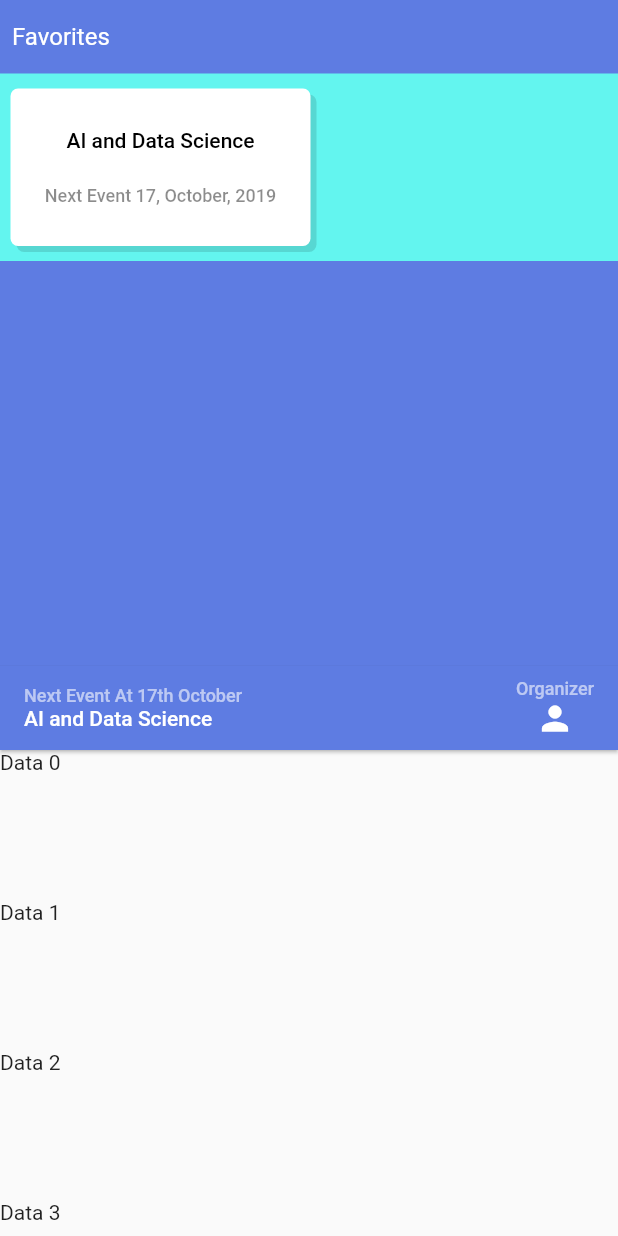
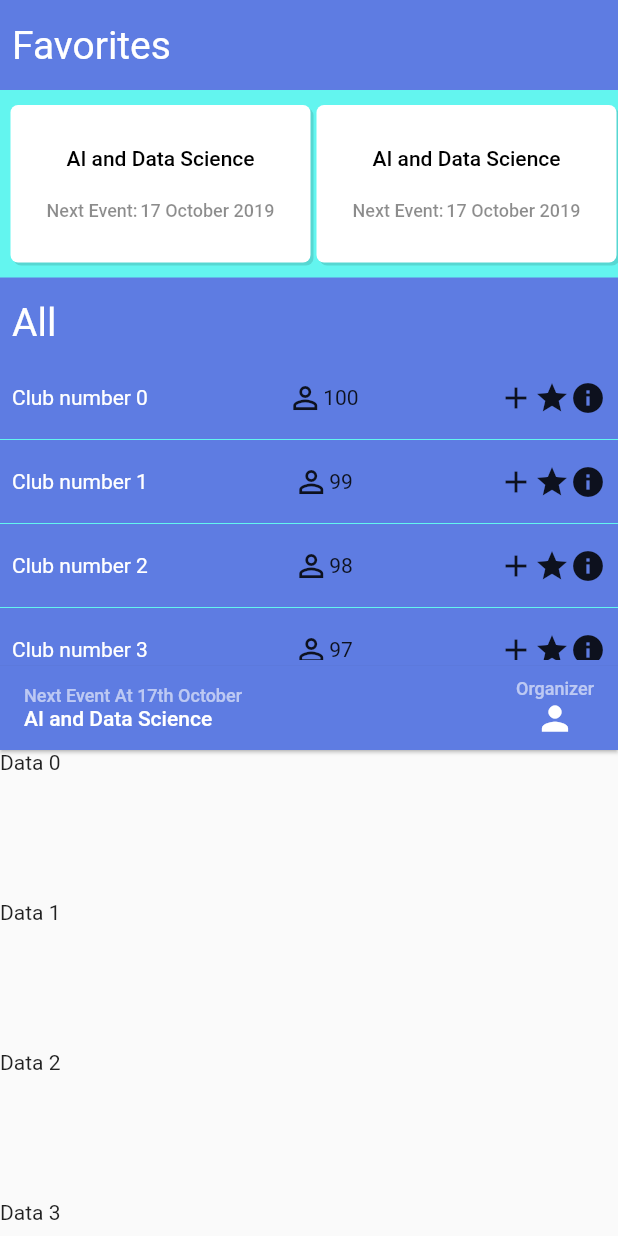
Before and after one commit to Bader-Al/University-Platform, a Flutter app: the ClubsTab widget shown alone on an empty page, opened directly, on a phone screen of 412 x 824 dp. Run offline on Flutter 3.47's test engine with Material 2 defaults, Android fonts, the phone set to English and light mode, and no system bars; our stand-ins replace bubble_bottom_bar, carousel_slider, flutter_swiper; network calls fail.

Commit message:
FeedPage with All Template1

```diff
--- a/lib/constants.dart
+++ b/lib/constants.dart
@@ -58,6 +58,9 @@ TextStyle kBannerMediumText = TextStyle(color: Colors.white, fontSize: 14);
 TextStyle kBannerBigText =
     TextStyle(color: Color.fromARGB(255, 255, 255, 255), fontSize: 16);
 
+TextStyle kBannerGiantText =
+    TextStyle(color: Color.fromARGB(255, 255, 255, 255), fontSize: 26);
+
 TextStyle kHorizentalListObjectMedium =
     TextStyle(color: Colors.white, fontSize: 16);
 
--- a/lib/pages/feedPage.dart
+++ b/lib/pages/feedPage.dart
@@ -3,6 +3,8 @@ import 'dart:math';
 import 'package:carousel_slider/carousel_slider.dart';
 import 'package:flutter/material.dart';
 import 'package:psu_platform/constants.dart';
+import 'package:psu_platform/pages/feedWidgets/HorizontalClubView.dart';
+import 'package:psu_platform/pages/feedWidgets/VerticalClubView.dart';
 
 class FeedPage extends StatelessWidget {
   List<Widget> tabs = [
@@ -205,24 +207,29 @@ class ClubsTab extends StatelessWidget {
     Container(
       child: FlatButton(
         splashColor: kMainRed,
-        onPressed: (){},
+        onPressed: () {},
         child: Center(
           child: Padding(
-            padding: const EdgeInsets.all(4.0),
+            padding: const EdgeInsets.all(8.0),
             child: Column(
               mainAxisAlignment: MainAxisAlignment.spaceEvenly,
               children: <Widget>[
                 Text(
-                  "AI and Data Science",
+                  "AI and Data Science", //60 char max
                   overflow: TextOverflow.clip,
                   style: kBannerMediumText.copyWith(color: Colors.black),
                 ),
                 Row(
-
-                  mainAxisAlignment: MainAxisAlignment.spaceEvenly,
+                  mainAxisAlignment: MainAxisAlignment.spaceBetween,
                   children: <Widget>[
-                    Text("Next Event", style: kBannerSmallText.copyWith(color: Colors.black45),),
-                    Text("17, October, 2019", style: kBannerSmallText.copyWith(color: Colors.black45),),
+                    Text(
+                      "Next Event:",
+                      style: kBannerSmallText.copyWith(color: Colors.black45),
+                    ),
+                    Text(
+                      "17 October 2019",
+                      style: kBannerSmallText.copyWith(color: Colors.black45),
+                    ),
                   ],
                 ),
               ],
@@ -232,13 +239,100 @@ class ClubsTab extends StatelessWidget {
       ),
       width: 200,
       decoration: BoxDecoration(
-          color: Colors.white, borderRadius: BorderRadius.circular(5),
-          boxShadow: [BoxShadow(color: Colors.black12, offset: Offset(4, 4))]),
-
-    )
+          color: Colors.white,
+          borderRadius: BorderRadius.circular(5),
+          boxShadow: [BoxShadow(color: Colors.black12, offset: Offset(2, 2))]),
+    ),Container(
+      child: FlatButton(
+        splashColor: kMainRed,
+        onPressed: () {},
+        child: Center(
+          child: Padding(
+            padding: const EdgeInsets.all(8.0),
+            child: Column(
+              mainAxisAlignment: MainAxisAlignment.spaceEvenly,
+              children: <Widget>[
+                Text(
+                  "AI and Data Science", //60 char max
+                  overflow: TextOverflow.clip,
+                  style: kBannerMediumText.copyWith(color: Colors.black),
+                ),
+                Row(
+                  mainAxisAlignment: MainAxisAlignment.spaceBetween,
+                  children: <Widget>[
+                    Text(
+                      "Next Event:",
+                      style: kBannerSmallText.copyWith(color: Colors.black45),
+                    ),
+                    Text(
+                      "17 October 2019",
+                      style: kBannerSmallText.copyWith(color: Colors.black45),
+                    ),
+                  ],
+                ),
+              ],
+            ),
+          ),
+        ),
+      ),
+      width: 200,
+      decoration: BoxDecoration(
+          color: Colors.white,
+          borderRadius: BorderRadius.circular(5),
+          boxShadow: [BoxShadow(color: Colors.black12, offset: Offset(2, 2))]),
+    ),Container(
+      child: FlatButton(
+        splashColor: kMainRed,
+        onPressed: () {},
+        child: Center(
+          child: Padding(
+            padding: const EdgeInsets.all(8.0),
+            child: Column(
+              mainAxisAlignment: MainAxisAlignment.spaceEvenly,
+              children: <Widget>[
+                Text(
+                  "AI and Data Science", //60 char max
+                  overflow: TextOverflow.clip,
+                  style: kBannerMediumText.copyWith(color: Colors.black),
+                ),
+                Row(
+                  mainAxisAlignment: MainAxisAlignment.spaceBetween,
+                  children: <Widget>[
+                    Text(
+                      "Next Event:",
+                      style: kBannerSmallText.copyWith(color: Colors.black45),
+                    ),
+                    Text(
+                      "17 October 2019",
+                      style: kBannerSmallText.copyWith(color: Colors.black45),
+                    ),
+                  ],
+                ),
+              ],
+            ),
+          ),
+        ),
+      ),
+      width: 200,
+      decoration: BoxDecoration(
+          color: Colors.white,
+          borderRadius: BorderRadius.circular(5),
+          boxShadow: [BoxShadow(color: Colors.black12, offset: Offset(2, 2))]),
+    ),
   ];
 
-  final List<Widget> pageContent = [Container(height: 100, width: double.infinity, child: Text("DATAAA"), ),Container(height: 100, width: double.infinity, child: Text("DATAAA"), ),Container(height: 100, width: double.infinity, child: Text("DATAAA"), ),Container(height: 100, width: double.infinity, child: Text("DATAAA"), ),Container(height: 100, width: double.infinity, child: Text("DATAAA"), ),Container(height: 100, width: double.infinity, child: Text("DATAAA"), ),Container(height: 100, width: double.infinity, child: Text("DATAAA"), ),Container(height: 100, width: double.infinity, child: Text("DATAAA"), ),Container(height: 100, width: double.infinity, child: Text("DATAAA"), ),Container(height: 100, width: double.infinity, child: Text("DATAAA"), ),Container(height: 100, width: double.infinity, child: Text("DATAAA"), ),Container(height: 100, width: double.infinity, child: Text("DATAAA"), ),Container(height: 100, width: double.infinity, child: Text("DATAAA"), ),Container(height: 100, width: double.infinity, child: Text("DATAAA"), ),Container(height: 100, width: double.infinity, child: Text("DATAAA"), ),Container(height: 100, width: double.infinity, child: Text("DATAAA"), ),Container(height: 100, width: double.infinity, child: Text("DATAAA"), ),];
+  final List<Widget> pageContent = [
+    Container(
+      height: 100,
+      width: double.infinity,
+      child: Text("DATAAA"),
+    ),
+    Container(
+      height: 100,
+      width: double.infinity,
+      child: Text("DATAAA"),
+    ),
+  ];
   @override
   Widget build(BuildContext context) {
     return NestedScrollView(
@@ -253,26 +347,8 @@ class ClubsTab extends StatelessWidget {
               background: Column(
                 crossAxisAlignment: CrossAxisAlignment.start,
                 children: <Widget>[
-                  Padding(
-                    padding: const EdgeInsets.symmetric(horizontal: 8.0 , vertical:15),
-                    child: Text(
-                      "Favorites",
-                      style: kBannerBigText,
-                    ),
-                  ),
-                  Container(
-                    width: double.infinity,
-                    height: 125,
-                    color: Theme.of(context).accentColor,
-                    child: ListView.builder(
-                      scrollDirection: Axis.horizontal,
-                      itemCount: favoriteClubs.length,
-                      padding: EdgeInsets.symmetric(horizontal: 5, vertical: 10),
-                      itemBuilder: (BuildContext context, int index) {
-                        return Padding(child: favoriteClubs[index], padding: EdgeInsets.symmetric(horizontal: 2),);
-                      },
-                    ),
-                  )
+                 HorizontalClubView(title: "Favorites", items: favoriteClubs,),
+                 VerticalClubView(),
                 ],
               ),
             ),
@@ -318,14 +394,12 @@ class ClubsTab extends StatelessWidget {
       body: ListView.builder(
         itemCount: 500,
         itemBuilder: (BuildContext context, int index) {
-        return Container(height: 100, child: Text("Data $index"),) ;
-       },
+          return Container(
+            height: 100,
+            child: Text("Data $index"),
+          );
+        },
       ),
-
-
-
-
-
 
       // PageContentBuilder(
       //   items: pageContent,
--- /dev/null
+++ b/lib/pages/feedWidgets/HorizontalClubView.dart
@@ -0,0 +1,42 @@
+import 'package:flutter/material.dart';
+import 'package:psu_platform/constants.dart';
+
+
+class HorizontalClubView extends StatelessWidget {
+  HorizontalClubView({@required this.items,@required this.title});
+  String title;
+  List<Widget> items;
+  @override
+  Widget build(BuildContext context) {
+    return Column(
+      crossAxisAlignment: CrossAxisAlignment.start,
+      children: <Widget>[
+         Padding(
+                    padding: const EdgeInsets.symmetric(
+                        horizontal: 8.0, vertical: 15),
+                    child: Text(
+                      "Favorites",
+                      style: kBannerGiantText,
+                    ),
+                  ),
+                  Container(
+                    width: double.infinity,
+                    height: 125,
+                    color: Theme.of(context).accentColor,
+                    child: ListView.builder(
+                      scrollDirection: Axis.horizontal,
+                      itemCount: items.length,
+                      padding:
+                          EdgeInsets.symmetric(horizontal: 5, vertical: 10),
+                      itemBuilder: (BuildContext context, int index) {
+                        return Padding(
+                          child: items[index],
+                          padding: EdgeInsets.symmetric(horizontal: 2),
+                        );
+                      },
+                    ),
+                  ),
+      ],
+    );
+  }
+}
--- /dev/null
+++ b/lib/pages/feedWidgets/VerticalClubView.dart
@@ -0,0 +1,63 @@
+import 'package:flutter/material.dart';
+import 'package:psu_platform/constants.dart';
+
+class VerticalClubView extends StatelessWidget {
+  @override
+  Widget build(BuildContext context) {
+    return Column(
+      crossAxisAlignment: CrossAxisAlignment.start,
+      children: <Widget>[
+        Padding(
+          padding: const EdgeInsets.symmetric(horizontal: 8.0, vertical: 15),
+          child: Text(
+            "All",
+            style: kBannerGiantText,
+          ),
+        ),
+        Container(
+          height: 195,
+          child: ListView.builder(
+            itemCount: 25,
+            itemBuilder: (BuildContext context, int index) {
+              return Center(
+                child: Column(
+                  children: <Widget>[
+                    Row(
+                      mainAxisAlignment: MainAxisAlignment.spaceBetween,
+                      children: <Widget>[
+                        Padding(
+                          padding: const EdgeInsets.all(8.0),
+                          child: Text(
+                            "Club number $index",
+                            style: kBannerMediumText,
+                          ),
+                        ),
+                        Row(
+                          children: <Widget>[
+                            Icon(Icons.person_outline),
+                            Text("${100 - index}"),
+                          ],
+                        ),
+                        Padding(
+                          padding: const EdgeInsets.all(8.0),
+                          child: Row(
+                            children: <Widget>[
+                              Icon(Icons.add),
+                              Icon(Icons.star),
+                              Icon(Icons.info)
+                            ],
+                          ),
+                        )
+                      ],
+                    ),
+                    Divider(color: Theme.of(context).accentColor,),
+                  ],
+                ),
+              );
+            },
+          ),
+        ),
+      ],
+    );
+  }
+}
```
